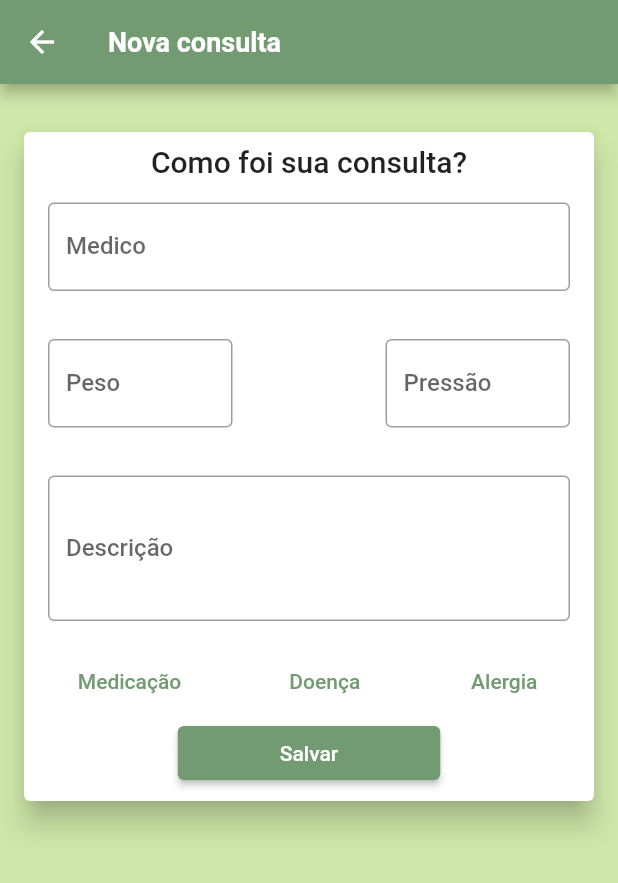
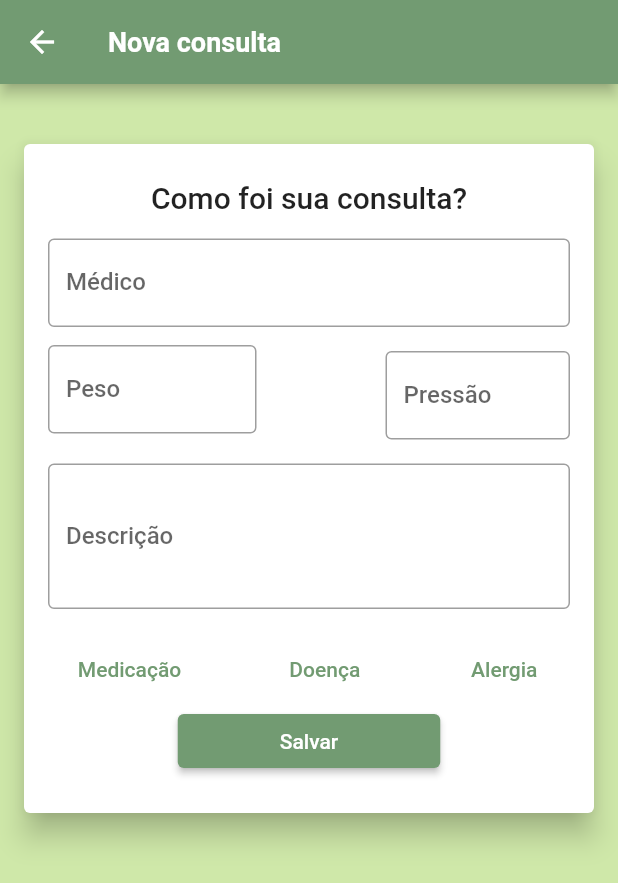
Before and after one commit to andreicampigotto/PDS2_Care-me, a Flutter app: the NewAppointmentScreen screen opened by its route, on a phone screen of 412 x 824 dp. Shown: the top 883 px of the screen. Run offline on Flutter 3.47's test engine with Material 2 defaults, Android fonts, the light colour scheme and no system bars; network calls fail.

Commit message:
insert const and adjusted some sizes

```diff
--- a/lib/main.dart
+++ b/lib/main.dart
@@ -10,9 +10,11 @@ import 'screens/drugs_screen.dart';
 import 'screens/new_appointment_screen.dart';
 import 'utils/app_routes.dart';
 
-void main() => runApp(Care());
+void main() => runApp(const Care());
 
 class Care extends StatefulWidget {
+  const Care({super.key});
+
   @override
   State<Care> createState() => _MyAppState();
 }
--- a/lib/models/user.dart
+++ b/lib/models/user.dart
@@ -20,5 +20,4 @@ class User with ChangeNotifier {
     required this.bloodType,
     required this.height,
   });
-  notifyListeners();
 }
--- a/lib/screens/allergies_screen.dart
+++ b/lib/screens/allergies_screen.dart
@@ -48,7 +48,7 @@ class _AllergiesScreenState extends State<AllergiesScreen> {
 
     return Scaffold(
       appBar: AppBar(
-        title: Text('Alergias'),
+        title: const Text('Alergias'),
       ),
       body: ListView.builder(
         itemCount: loadedAllergies.length,
--- a/lib/screens/diseases_screen.dart
+++ b/lib/screens/diseases_screen.dart
@@ -40,7 +40,7 @@ class DiseasesScreen extends StatelessWidget {
 
     return Scaffold(
       appBar: AppBar(
-        title: Text('Doenças'),
+        title: const Text('Doenças'),
       ),
       body: RefreshIndicator(
         onRefresh: () => _refreshDisease(context),
--- a/lib/screens/new_appointment_screen.dart
+++ b/lib/screens/new_appointment_screen.dart
@@ -1,7 +1,4 @@
-import 'dart:ui';
-
 import 'package:flutter/material.dart';
-
 import '../utils/app_routes.dart';
 
 class NewAppointmentScreen extends StatelessWidget {
@@ -11,23 +8,21 @@ class NewAppointmentScreen extends StatelessWidget {
   Widget build(BuildContext context) {
     return Scaffold(
       appBar: AppBar(
-        title: Text('Nova consulta'),
+        title: const Text('Nova consulta'),
       ),
       body: Column(
         mainAxisAlignment: MainAxisAlignment.start,
         crossAxisAlignment: CrossAxisAlignment.center,
         children: [
-          const SizedBox(
-            height: 32,
-          ),
+          const SizedBox(height: 40),
           Card(
-            margin: EdgeInsets.only(left: 16, right: 16),
+            margin: const EdgeInsets.only(left: 16, right: 16),
             elevation: 8,
             child: Column(
               children: [
                 Container(
-                  margin: EdgeInsets.only(top: 8),
-                  child: Text(
+                  margin: const EdgeInsets.only(top: 24),
+                  child: const Text(
                     'Como foi sua consulta?',
                     style: TextStyle(
                       fontSize: 20,
@@ -35,10 +30,14 @@ class NewAppointmentScreen extends StatelessWidget {
                   ),
                 ),
                 Padding(
-                  padding: EdgeInsets.all(16),
+                  padding: const EdgeInsets.only(
+                    left: 16,
+                    right: 16,
+                    top: 16,
+                  ),
                   child: TextFormField(
                     decoration: const InputDecoration(
-                      labelText: 'Medico',
+                      labelText: 'Médico',
                       border: OutlineInputBorder(),
                     ),
                     textInputAction: TextInputAction.next,
@@ -49,7 +48,10 @@ class NewAppointmentScreen extends StatelessWidget {
                   children: [
                     Container(
                       width: 155,
-                      padding: EdgeInsets.all(16),
+                      padding: const EdgeInsets.only(
+                        top: 8,
+                        left: 16,
+                      ),
                       child: TextFormField(
                         decoration: const InputDecoration(
                           labelText: 'Peso',
@@ -60,7 +62,11 @@ class NewAppointmentScreen extends StatelessWidget {
                     ),
                     Container(
                       width: 155,
-                      padding: EdgeInsets.all(16),
+                      padding: const EdgeInsets.only(
+                        left: 16,
+                        right: 16,
+                        top: 16,
+                      ),
                       child: TextFormField(
                         decoration: const InputDecoration(
                           labelText: 'Pressão',
@@ -72,7 +78,11 @@ class NewAppointmentScreen extends StatelessWidget {
                   ],
                 ),
                 Padding(
-                  padding: EdgeInsets.all(16),
+                  padding: const EdgeInsets.only(
+                    left: 16,
+                    right: 16,
+                    top: 16,
+                  ),
                   child: TextFormField(
                     maxLines: 3,
                     decoration: const InputDecoration(
@@ -82,23 +92,26 @@ class NewAppointmentScreen extends StatelessWidget {
                     textInputAction: TextInputAction.next,
                   ),
                 ),
+                const SizedBox(
+                  height: 16,
+                ),
                 Row(
                   mainAxisAlignment: MainAxisAlignment.spaceAround,
                   children: [
                     TextButton(
                       onPressed: () =>
                           Navigator.of(context).pushNamed(AppRoutes.DRUGS),
-                      child: Text('Medicação'),
+                      child: const Text('Medicação'),
                     ),
                     TextButton(
                       onPressed: () =>
                           Navigator.of(context).pushNamed(AppRoutes.DISEASES),
-                      child: Text('Doença'),
+                      child: const Text('Doença'),
                     ),
                     TextButton(
                       onPressed: () =>
                           Navigator.of(context).pushNamed(AppRoutes.ALLERGIES),
-                      child: Text('Alergia'),
+                      child: const Text('Alergia'),
                     ),
                   ],
                 ),
@@ -110,7 +123,7 @@ class NewAppointmentScreen extends StatelessWidget {
                   ),
                 ),
                 const SizedBox(
-                  height: 8,
+                  height: 24,
                 ),
               ],
             ),
--- a/lib/widgets/allergy_card.dart
+++ b/lib/widgets/allergy_card.dart
@@ -21,7 +21,7 @@ class AllergyCard extends StatelessWidget {
         ),
         child: Column(
           children: [
-            SizedBox(height: 8),
+            const SizedBox(height: 8),
             Padding(
               padding: const EdgeInsets.all(8.0),
               child: Row(
--- a/lib/widgets/allergy_item.dart
+++ b/lib/widgets/allergy_item.dart
@@ -7,7 +7,6 @@ class AllergyWidget extends StatelessWidget {
 
   @override
   Widget build(BuildContext context) {
-    final msg = ScaffoldMessenger.of(context);
     return Card(
       elevation: 8,
       margin: const EdgeInsets.only(
@@ -17,7 +16,7 @@ class AllergyWidget extends StatelessWidget {
       ),
       child: Column(
         children: [
-          SizedBox(height: 8),
+          const SizedBox(height: 8),
           Padding(
             padding: const EdgeInsets.all(8.0),
             child: Row(
@@ -25,7 +24,7 @@ class AllergyWidget extends StatelessWidget {
               children: [
                 Text(
                   allergy.date.toString(),
-                  style: TextStyle(fontSize: 16),
+                  style: const TextStyle(fontSize: 16),
                 ),
               ],
             ),
--- a/lib/widgets/default_cards.dart
+++ b/lib/widgets/default_cards.dart
@@ -21,7 +21,7 @@ class DefaultCards extends StatelessWidget {
         ),
         child: Column(
           children: [
-            SizedBox(height: 8),
+            const SizedBox(height: 8),
             Padding(
               padding: const EdgeInsets.all(8.0),
               child: Row(
@@ -40,7 +40,7 @@ class DefaultCards extends StatelessWidget {
               child: Row(
                 textDirection: TextDirection.ltr,
                 children: [
-                  Text('Doença'),
+                  const Text('Doença'),
                 ],
               ),
             ),
--- a/lib/widgets/disease_card.dart
+++ b/lib/widgets/disease_card.dart
@@ -21,7 +21,7 @@ class DiseaseCard extends StatelessWidget {
         ),
         child: Column(
           children: [
-            SizedBox(height: 8),
+            const SizedBox(height: 8),
             Padding(
               padding: const EdgeInsets.all(8.0),
               child: Row(
@@ -29,7 +29,7 @@ class DiseaseCard extends StatelessWidget {
                 children: [
                   Text(
                     disease.date.toString(),
-                    style: TextStyle(fontSize: 16),
+                    style: const TextStyle(fontSize: 16),
                   ),
                 ],
               ),
--- a/lib/widgets/disease_item.dart
+++ b/lib/widgets/disease_item.dart
@@ -1,6 +1,5 @@
 import 'package:care/models/disease.dart';
 import 'package:flutter/material.dart';
-import '../models/disease_list.dart';
 
 class DiseaseItem extends StatelessWidget {
   final Disease disease;
@@ -11,7 +10,6 @@ class DiseaseItem extends StatelessWidget {
 
   @override
   Widget build(BuildContext context) {
-    final msg = ScaffoldMessenger.of(context);
     return Card(
       elevation: 8,
       margin: const EdgeInsets.only(
@@ -21,7 +19,7 @@ class DiseaseItem extends StatelessWidget {
       ),
       child: Column(
         children: [
-          SizedBox(height: 8),
+          const SizedBox(height: 8),
           Padding(
             padding: const EdgeInsets.all(8.0),
             child: Row(
@@ -29,7 +27,7 @@ class DiseaseItem extends StatelessWidget {
               children: [
                 Text(
                   disease.date.toString(),
-                  style: TextStyle(fontSize: 16),
+                  style: const TextStyle(fontSize: 16),
                 ),
               ],
             ),
```
Also changed, not shown: lib/screens/appointments_screen.dart (+6 -7 lines).
